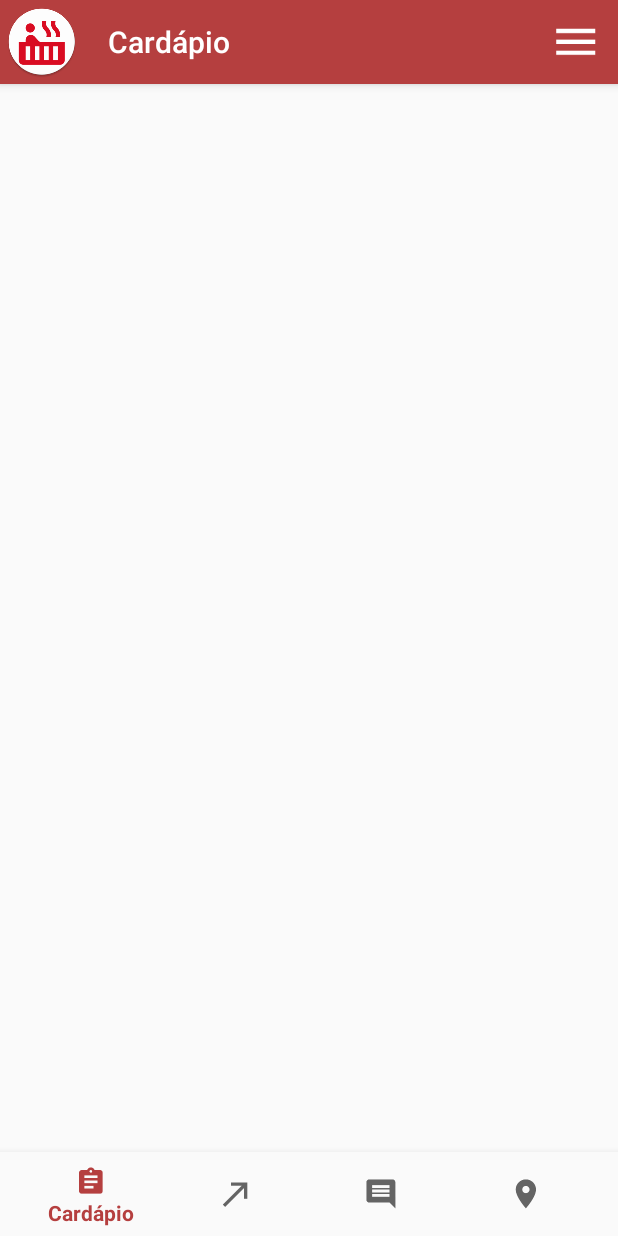
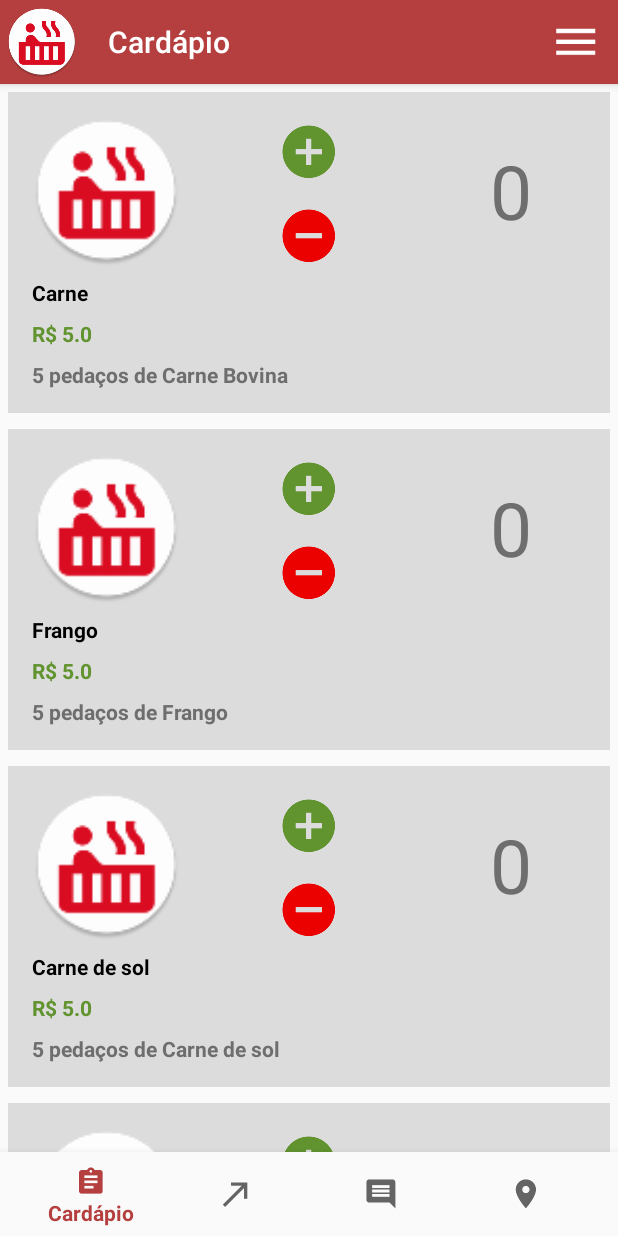
Before and after one commit to MarcosWorker/EspetinhoApp, an Android app: the screen it shows after launch (MainActivity), on a phone screen of 412 x 824 dp. Run offline under Robolectric (Android 15) with nearby library versions, the phone set to English and light mode, and no system bars; libraries missing offline, so code that uses them is left out: io.realm, io.realm.annotations; 3 statements that could not run were skipped.

Commit message:
implementação do adapter cardapio

```diff
--- a/app/src/main/java/br/com/forum/espetinhoapp/flow/MainActivity.java
+++ b/app/src/main/java/br/com/forum/espetinhoapp/flow/MainActivity.java
@@ -6,6 +6,8 @@ import android.support.annotation.NonNull;
 import android.support.design.widget.BottomNavigationView;
 import android.support.v4.app.FragmentTransaction;
 import android.support.v7.app.AppCompatActivity;
+import android.support.v7.widget.LinearLayoutManager;
+import android.support.v7.widget.RecyclerView;
 import android.support.v7.widget.Toolbar;
 import android.view.Menu;
 import android.view.MenuItem;
@@ -15,6 +17,7 @@ import br.com.forum.espetinhoapp.flow.fragments.CardapioFragment;
 import br.com.forum.espetinhoapp.flow.fragments.ComentariosFragment;
 import br.com.forum.espetinhoapp.flow.fragments.LocalFragment;
 import br.com.forum.espetinhoapp.flow.fragments.PedidosFragment;
+import br.com.forum.espetinhoapp.model.adapter.AdapterCardapio;
 
 public class MainActivity extends AppCompatActivity {
 
@@ -77,6 +80,7 @@ public class MainActivity extends AppCompatActivity {
 
         navigation = (BottomNavigationView) findViewById(R.id.navigation);
         navigation.setOnNavigationItemSelectedListener(mOnNavigationItemSelectedListener);
+
     }
 
     @Override
--- a/app/src/main/java/br/com/forum/espetinhoapp/flow/fragments/CardapioFragment.java
+++ b/app/src/main/java/br/com/forum/espetinhoapp/flow/fragments/CardapioFragment.java
@@ -3,28 +3,135 @@ package br.com.forum.espetinhoapp.flow.fragments;
 
 import android.os.Bundle;
 import android.support.v4.app.Fragment;
+import android.support.v7.widget.LinearLayoutManager;
+import android.support.v7.widget.RecyclerView;
 import android.view.LayoutInflater;
 import android.view.View;
 import android.view.ViewGroup;
 
+import java.util.ArrayList;
+import java.util.List;
+
 import br.com.forum.espetinhoapp.R;
+import br.com.forum.espetinhoapp.model.adapter.AdapterCardapio;
+import br.com.forum.espetinhoapp.model.bean.Espetinho;
 
 /**
  * A simple {@link Fragment} subclass.
  */
 public class CardapioFragment extends Fragment {
 
+    private RecyclerView recyclerView = null;
+    private AdapterCardapio adapterCardapio = null;
+    private RecyclerView.LayoutManager mLayoutManager = null;
+    private List<Espetinho> espetinhos = null;
+    private View view = null;
+    private Espetinho espetinho = null;
 
     public CardapioFragment() {
         // Required empty public constructor
     }
 
+    public void listarEspetinhos() {
+        espetinhos = new ArrayList<>();
+
+        espetinho = new Espetinho();
+        espetinho.setNome("Carne");
+        espetinho.setPreco(5.00);
+        espetinho.setDescricao("5 pedaços de Carne Bovina");
+        espetinho.setQtd(0);
+        espetinho.setStatus(0);
+        espetinho.setFoto(R.mipmap.ic_launcher);
+        espetinhos.add(espetinho);
+
+        espetinho = new Espetinho();
+        espetinho.setNome("Frango");
+        espetinho.setPreco(5.00);
+        espetinho.setDescricao("5 pedaços de Frango");
+        espetinho.setQtd(0);
+        espetinho.setStatus(0);
+        espetinho.setFoto(R.mipmap.ic_launcher);
+        espetinhos.add(espetinho);
+
+        espetinho = new Espetinho();
+        espetinho.setNome("Carne de sol");
+        espetinho.setPreco(5.00);
+        espetinho.setDescricao("5 pedaços de Carne de sol");
+        espetinho.setQtd(0);
+        espetinho.setStatus(0);
+        espetinho.setFoto(R.mipmap.ic_launcher);
+        espetinhos.add(espetinho);
+
+        espetinho = new Espetinho();
+        espetinho.setNome("Maminha");
+        espetinho.setPreco(5.00);
+        espetinho.setDescricao("5 pedaços de Maminha");
+        espetinho.setQtd(0);
+        espetinho.setStatus(0);
+        espetinho.setFoto(R.mipmap.ic_launcher);
+        espetinhos.add(espetinho);
+
+        espetinho = new Espetinho();
+        espetinho.setNome("Picanha");
+        espetinho.setPreco(5.00);
+        espetinho.setDescricao("5 pedaços de Picanha");
+        espetinho.setQtd(0);
+        espetinho.setStatus(0);
+        espetinho.setFoto(R.mipmap.ic_launcher);
+        espetinhos.add(espetinho);
+
+        espetinho = new Espetinho();
+        espetinho.setNome("Carne de sol com queijo");
+        espetinho.setPreco(5.00);
+        espetinho.setDescricao("5 pedaços de Quiejo coalho enrrolados com Carne de sol");
+        espetinho.setQtd(0);
+        espetinho.setStatus(0);
+        espetinho.setFoto(R.mipmap.ic_launcher);
+        espetinhos.add(espetinho);
+
+        espetinho = new Espetinho();
+        espetinho.setNome("Frango com Bacon");
+        espetinho.setPreco(5.00);
+        espetinho.setDescricao("5 pedaços de Frango enrrolados com Bacon");
+        espetinho.setQtd(0);
+        espetinho.setStatus(0);
+        espetinho.setFoto(R.mipmap.ic_launcher);
+        espetinhos.add(espetinho);
+
+        espetinho = new Espetinho();
+        espetinho.setNome("Mistão");
+        espetinho.setPreco(5.00);
+        espetinho.setDescricao("1 pedaço de Carne de sol + 1 pedaço de Frango + 1 pedaço de picanha +1 pedaço de Maminha + 1 pedaço de Queijo Coalho");
+        espetinho.setQtd(0);
+        espetinho.setStatus(0);
+        espetinho.setFoto(R.mipmap.ic_launcher);
+        espetinhos.add(espetinho);
+
+        espetinho = new Espetinho();
+        espetinho.setNome("Pão de alho");
+        espetinho.setPreco(5.00);
+        espetinho.setDescricao("Pão assado ao molho de alho");
+        espetinho.setQtd(0);
+        espetinho.setStatus(0);
+        espetinho.setFoto(R.mipmap.ic_launcher);
+        espetinhos.add(espetinho);
+
+    }
 
     @Override
     public View onCreateView(LayoutInflater inflater, ViewGroup container,
                              Bundle savedInstanceState) {
         // Inflate the layout for this fragment
-        return inflater.inflate(R.layout.fragment_cardapio, container, false);
+        view = inflater.inflate(R.layout.fragment_cardapio, container, false);
+
+        recyclerView = (RecyclerView) view.findViewById(R.id.lista_cardapio);
+        listarEspetinhos();
+        adapterCardapio = new AdapterCardapio(espetinhos);
+        mLayoutManager = new LinearLayoutManager(view.getContext());
+        recyclerView.setLayoutManager(mLayoutManager);
+        recyclerView.setAdapter(adapterCardapio);
+
+        return view;
     }
 
 }
--- a/app/src/main/java/br/com/forum/espetinhoapp/model/adapter/AdapterCardapio.java
+++ b/app/src/main/java/br/com/forum/espetinhoapp/model/adapter/AdapterCardapio.java
@@ -7,6 +7,7 @@ import android.view.ViewGroup;
 import android.widget.ImageButton;
 import android.widget.ImageView;
 import android.widget.TextView;
+import android.widget.Toast;
 
 import java.util.List;
 
@@ -35,31 +36,30 @@ public class AdapterCardapio extends RecyclerView.Adapter<AdapterCardapio.ViewHo
     }
 
     @Override
-    public void onBindViewHolder(ViewHolder holder, int position) {
+    public void onBindViewHolder(final ViewHolder holder, int position) {
 
         final Espetinho espetinho = espetinhos.get(position);
         holder.fotoEspetinho.setImageResource(espetinho.getFoto());
         holder.tvNome.setText(espetinho.getNome());
-        holder.tvPreco.setText("R$ "+espetinho.getPreco());
+        holder.tvPreco.setText("R$ " + espetinho.getPreco());
         holder.tvDescricao.setText(espetinho.getDescricao());
-        holder.tvQtd.setText(espetinho.getQtd());
         holder.btAddEspetinho.setOnClickListener(new View.OnClickListener() {
             @Override
             public void onClick(View view) {
-                espetinho.setQtd(espetinho.getQtd()+1);
+                espetinho.setQtd(espetinho.getQtd() + 1);
+                holder.tvQtd.setText(String.valueOf(espetinho.getQtd()));
             }
         });
-
-        if(espetinho.getQtd()<=0){
-            holder.btRemoveEspetinho.setVisibility(View.INVISIBLE);
-        }else{
-            holder.btRemoveEspetinho.setVisibility(View.VISIBLE);
-        }
-
         holder.btRemoveEspetinho.setOnClickListener(new View.OnClickListener() {
             @Override
             public void onClick(View view) {
-                espetinho.setQtd(espetinho.getQtd()-1);
+                if (espetinho.getQtd() <= 0) {
+                    Toast.makeText(view.getContext(), "Não existe pedido para esse item.", Toast.LENGTH_SHORT).show();
+                } else {
+                    espetinho.setQtd(espetinho.getQtd() - 1);
+                    holder.tvQtd.setText(String.valueOf(espetinho.getQtd()));
+                }
+
             }
         });
 
--- a/app/src/main/java/br/com/forum/espetinhoapp/model/bean/Espetinho.java
+++ b/app/src/main/java/br/com/forum/espetinhoapp/model/bean/Espetinho.java
@@ -8,17 +8,12 @@ import io.realm.annotations.Required;
  * Created by Marco on 06/10/2017.
  */
 
-public class Espetinho extends RealmObject {
+public class Espetinho {
 
-    @PrimaryKey
     private long id;
-    @Required
     private String nome;
-    @Required
     private String descricao;
-    @Required
     private String dataPedido;
-    @Required
     private String dataEntrega;
     private int foto;
     private int qtd;
--- a/app/src/main/res/layout/activity_main.xml
+++ b/app/src/main/res/layout/activity_main.xml
@@ -35,6 +35,4 @@
         android:background="?android:attr/windowBackground"
         app:menu="@menu/navigation" />
 
-
-
 </RelativeLayout>
--- a/app/src/main/res/layout/adapter_cardapio.xml
+++ b/app/src/main/res/layout/adapter_cardapio.xml
@@ -2,7 +2,9 @@
 <LinearLayout xmlns:android="http://schemas.android.com/apk/res/android"
     android:layout_width="match_parent"
     android:layout_height="wrap_content"
-    android:orientation="vertical">
+    android:orientation="vertical"
+    android:background="#dcdcdc"
+    android:layout_margin="5dp">
 
     <RelativeLayout
         android:layout_width="match_parent"
@@ -13,39 +15,40 @@
             android:id="@+id/foto_cardapio"
             android:layout_width="100dp"
             android:layout_height="100dp"
-            android:src="@mipmap/ic_launcher"
+            android:layout_alignParentLeft="true"
+            android:layout_alignParentStart="true"
             android:layout_alignParentTop="true"
-            android:layout_alignParentLeft="true"
-            android:layout_alignParentStart="true" />
+            android:src="@mipmap/ic_launcher" />
 
         <ImageButton
+            android:id="@+id/bt_add_cardapio"
             android:layout_width="wrap_content"
             android:layout_height="wrap_content"
-            android:background="@mipmap/ic_add"
             android:layout_alignParentTop="true"
             android:layout_centerHorizontal="true"
-            android:id="@+id/bt_add_cardapio" />
+            android:background="@mipmap/ic_add" />
+
         <ImageButton
             android:id="@+id/bt_remove_cardapio"
             android:layout_width="wrap_content"
             android:layout_height="wrap_content"
-            android:background="@mipmap/ic_remove"
-            android:layout_below="@id/bt_add_cardapio"
             android:layout_alignLeft="@id/bt_add_cardapio"
             android:layout_alignStart="@id/bt_add_cardapio"
-            android:layout_marginTop="8dp"/>
+            android:layout_below="@id/bt_add_cardapio"
+            android:layout_marginTop="8dp"
+            android:background="@mipmap/ic_remove" />
 
         <TextView
             android:id="@+id/qtd_cardapio"
             android:layout_width="100dp"
             android:layout_height="100dp"
+            android:layout_alignParentEnd="true"
+            android:layout_alignParentRight="true"
             android:layout_alignParentTop="true"
-            android:layout_alignParentRight="true"
-            android:layout_alignParentEnd="true"
             android:gravity="center"
-            android:text="3"
-            android:textColor="#979595"
-            android:textSize="100dp"/>
+            android:text="0"
+            android:textColor="#6e6e6e"
+            android:textSize="50dp" />
 
         <TextView
             android:id="@+id/nome_cardapio"
@@ -74,7 +77,7 @@
             android:layout_below="@id/preco_cardapio"
             android:layout_marginTop="8dp"
             android:text="4 pedaços médios de carne de sol bovina com 4 pedaços médios de queijo de coalho"
-            android:textColor="#979595"
+            android:textColor="#6e6e6e"
             android:textStyle="bold" />
 
     </RelativeLayout>
```
